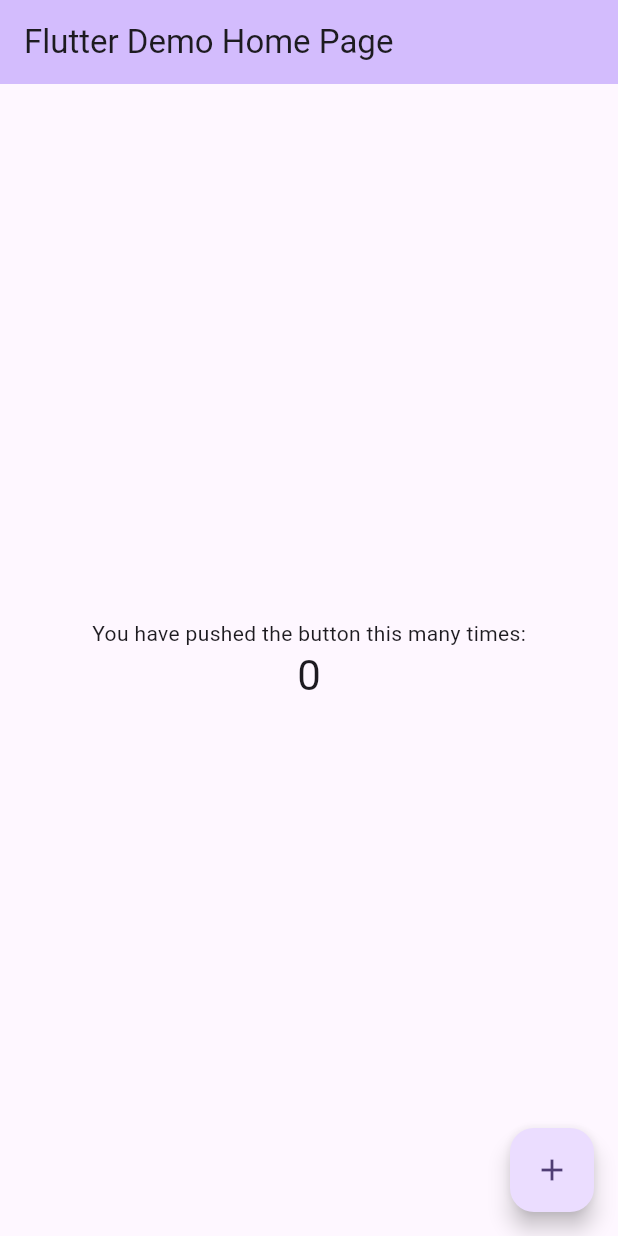
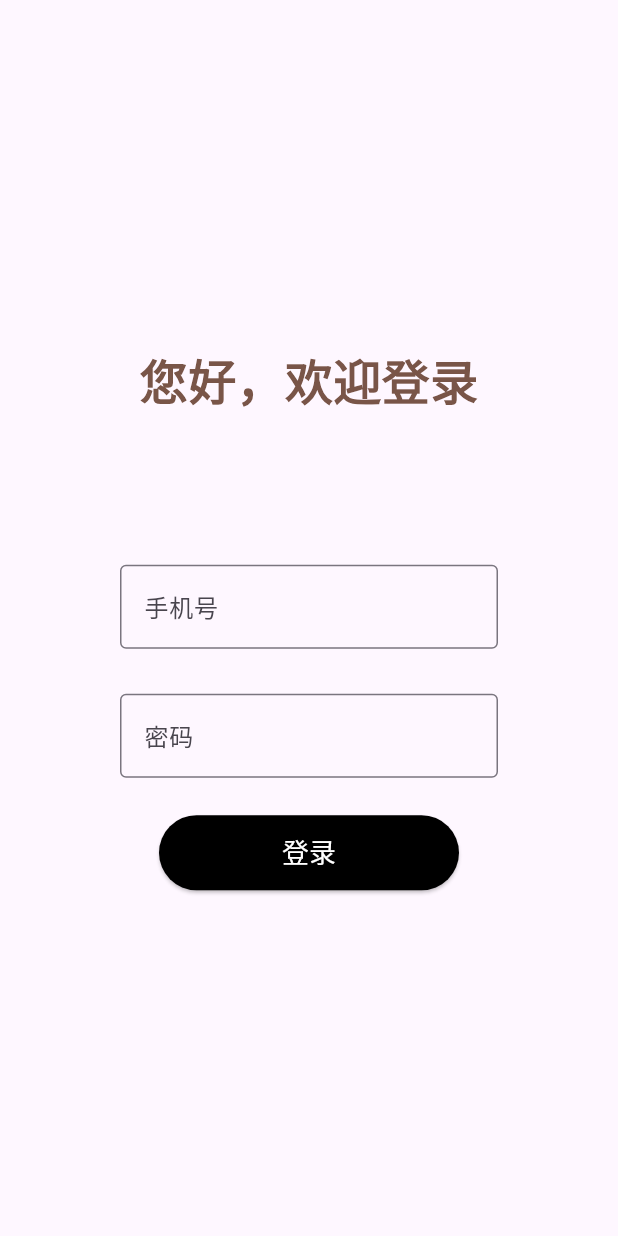
Before and after one commit to MissMyDearBear/just_do_it, a Flutter app: the screen it shows after launch, on a phone screen of 412 x 824 dp. Run offline on Flutter 3.47's test engine with Material 3 defaults, Android fonts, the phone set to English and light mode, and no system bars; our stand-ins replace drift; accounts and stored records are empty; generated files the repository leaves out were written again.

Commit message:
添加主页

```diff
--- /dev/null
+++ b/lib/account/IAccountRepository.dart
@@ -0,0 +1,12 @@
+import 'package:just_do_it/account/AccountMemRepository.dart';
+
+import '../db/AppDatabase.dart';
+
+abstract class IAccountRepository {
+
+  Future<void> addUser(String phone,String psd);
+
+  Future<User?>queryUserByPhone(String phone);
+}
+
+final account = AccountMemRepository();
--- a/lib/main.dart
+++ b/lib/main.dart
@@ -1,4 +1,7 @@
 import 'package:flutter/material.dart';
+import 'package:just_do_it/db/AppDatabase.dart';
+import 'package:just_do_it/page/HomePage.dart';
+import 'package:just_do_it/page/LoginPage.dart';
 
 void main() {
   runApp(const MyApp());
@@ -11,112 +14,14 @@ class MyApp extends StatelessWidget {
   @override
   Widget build(BuildContext context) {
     return MaterialApp(
-      title: 'Flutter Demo',
+      initialRoute: '/',
+      title: 'Bear Assist',
+      routes: {'/': (context) => LoginPage(), '/home': (context) => HomePage()},
       theme: ThemeData(
-        // This is the theme of your application.
-        //
-        // TRY THIS: Try running your application with "flutter run". You'll see
-        // the application has a purple toolbar. Then, without quitting the app,
-        // try changing the seedColor in the colorScheme below to Colors.green
-        // and then invoke "hot reload" (save your changes or press the "hot
-        // reload" button in a Flutter-supported IDE, or press "r" if you used
-        // the command line to start the app).
-        //
-        // Notice that the counter didn't reset back to zero; the application
-        // state is not lost during the reload. To reset the state, use hot
-        // restart instead.
-        //
-        // This works for code too, not just values: Most code changes can be
-        // tested with just a hot reload.
         colorScheme: ColorScheme.fromSeed(seedColor: Colors.deepPurple),
       ),
-      home: const MyHomePage(title: 'Flutter Demo Home Page'),
     );
   }
 }
 
-class MyHomePage extends StatefulWidget {
-  const MyHomePage({super.key, required this.title});
-
-  // This widget is the home page of your application. It is stateful, meaning
-  // that it has a State object (defined below) that contains fields that affect
-  // how it looks.
-
-  // This class is the configuration for the state. It holds the values (in this
-  // case the title) provided by the parent (in this case the App widget) and
-  // used by the build method of the State. Fields in a Widget subclass are
-  // always marked "final".
-
-  final String title;
-
-  @override
-  State<MyHomePage> createState() => _MyHomePageState();
-}
-
-class _MyHomePageState extends State<MyHomePage> {
-  int _counter = 0;
-
-  void _incrementCounter() {
-    setState(() {
-      // This call to setState tells the Flutter framework that something has
-      // changed in this State, which causes it to rerun the build method below
-      // so that the display can reflect the updated values. If we changed
-      // _counter without calling setState(), then the build method would not be
-      // called again, and so nothing would appear to happen.
-      _counter++;
-    });
-  }
-
-  @override
-  Widget build(BuildContext context) {
-    // This method is rerun every time setState is called, for instance as done
-    // by the _incrementCounter method above.
-    //
-    // The Flutter framework has been optimized to make rerunning build methods
-    // fast, so that you can just rebuild anything that needs updating rather
-    // than having to individually change instances of widgets.
-    return Scaffold(
-      appBar: AppBar(
-        // TRY THIS: Try changing the color here to a specific color (to
-        // Colors.amber, perhaps?) and trigger a hot reload to see the AppBar
-        // change color while the other colors stay the same.
-        backgroundColor: Theme.of(context).colorScheme.inversePrimary,
-        // Here we take the value from the MyHomePage object that was created by
-        // the App.build method, and use it to set our appbar title.
-        title: Text(widget.title),
-      ),
-      body: Center(
-        // Center is a layout widget. It takes a single child and positions it
-        // in the middle of the parent.
-        child: Column(
-          // Column is also a layout widget. It takes a list of children and
-          // arranges them vertically. By default, it sizes itself to fit its
-          // children horizontally, and tries to be as tall as its parent.
-          //
-          // Column has various properties to control how it sizes itself and
-          // how it positions its children. Here we use mainAxisAlignment to
-          // center the children vertically; the main axis here is the vertical
-          // axis because Columns are vertical (the cross axis would be
-          // horizontal).
-          //
-          // TRY THIS: Invoke "debug painting" (choose the "Toggle Debug Paint"
-          // action in the IDE, or press "p" in the console), to see the
-          // wireframe for each widget.
-          mainAxisAlignment: MainAxisAlignment.center,
-          children: <Widget>[
-            const Text('You have pushed the button this many times:'),
-            Text(
-              '$_counter',
-              style: Theme.of(context).textTheme.headlineMedium,
-            ),
-          ],
-        ),
-      ),
-      floatingActionButton: FloatingActionButton(
-        onPressed: _incrementCounter,
-        tooltip: 'Increment',
-        child: const Icon(Icons.add),
-      ), // This trailing comma makes auto-formatting nicer for build methods.
-    );
-  }
-}
+final database = AppDatabase();
--- /dev/null
+++ b/lib/page/LoginPage.dart
@@ -0,0 +1,160 @@
+import 'package:flutter/material.dart';
+import 'package:flutter/services.dart';
+import 'package:just_do_it/account/IAccountRepository.dart';
+import 'package:just_do_it/page/HomePage.dart';
+
+class LoginPage extends StatefulWidget {
+  const LoginPage({super.key});
+
+  @override
+  State<StatefulWidget> createState() {
+    return _LoginPageState();
+  }
+}
+
+class _LoginPageState extends State<LoginPage> {
+  final TextEditingController _phoneController = TextEditingController();
+  final TextEditingController _psdController = TextEditingController();
+  String? _phoneError; // 用于存储错误信息
+
+  void _validatePhone(String value) {
+    setState(() {
+      if (value.length != 11) {
+        _phoneError = "手机号必须为11位"; // 错误提示
+      } else {
+        _phoneError = null; // 清除错误提示
+      }
+    });
+  }
+
+  void _handleLogin() async {
+    try {
+      bool isSuccess = true;
+
+      // 登录逻辑处理
+      if (_phoneError == null && _phoneController.text.isNotEmpty) {
+        final user = await account.queryUserByPhone(_phoneController.text);
+
+        if (user == null) {
+          // 用户不存在，注册新用户
+          await account.addUser(_phoneController.text, _psdController.text);
+          isSuccess = true;
+        } else {
+          // 用户存在，验证密码
+          if (!_psdController.text.endsWith(user.password)) {
+            isSuccess = false;
+            setState(() {
+              ScaffoldMessenger.of(
+                context,
+              ).showSnackBar(SnackBar(content: Text("账号或密码错误")));
+            });
+            return;
+          }
+        }
+
+        if (isSuccess) {
+          setState(() {
+            ScaffoldMessenger.of(
+              context,
+            ).showSnackBar(SnackBar(content: Text("登录成功，欢迎回家！")));
+            Navigator.pushReplacement(
+              context,
+              MaterialPageRoute(builder: (context) => HomePage()),
+            );
+          });
+        }
+      } else {
+        // 提示用户输入正确的手机号
+        setState(() {
+          ScaffoldMessenger.of(
+            context,
+          ).showSnackBar(SnackBar(content: Text("请输入有效的手机号")));
+        });
+      }
+    } catch (e) {
+      print(e);
+      // 捕获异常并提示用户
+      setState(() {
+        ScaffoldMessenger.of(
+          context,
+        ).showSnackBar(SnackBar(content: Text("登录失败，请稍后重试")));
+      });
+    }
+  }
+
+  @override
+  Widget build(BuildContext context) {
+    return Scaffold(
+      body: Padding(
+        padding: const EdgeInsets.symmetric(horizontal: 80),
+        child: Column(
+          crossAxisAlignment: CrossAxisAlignment.center,
+          mainAxisAlignment: MainAxisAlignment.center,
+          children: [
+            Padding(
+              padding: const EdgeInsets.only(bottom: 100),
+              child: Center(
+                child: const Text(
+                  "您好，欢迎登录",
+                  style: TextStyle(
+                    fontSize: 32,
+                    color: Colors.brown,
+                    fontWeight: FontWeight.bold,
+                  ),
+                ),
+              ),
+            ),
+
+            TextField(
+              keyboardType: TextInputType.phone,
+              controller: _phoneController,
+              inputFormatters: [
+                FilteringTextInputFormatter.digitsOnly, // 只允许输入数字
+                LengthLimitingTextInputFormatter(11), // 限制最大长度为11位
+              ],
+              onChanged: _validatePhone,
+              decoration: InputDecoration(
+                hintText: "请输入手机号",
+                labelText: "手机号",
+                border: OutlineInputBorder(
+                  borderSide: BorderSide(color: Colors.black26),
+                ),
+                errorText: _phoneError,
+                // 显示错误信息
+                errorBorder: OutlineInputBorder(
+                  borderSide: BorderSide(color: Colors.red), // 红色边框
+                ),
+              ),
+            ),
+
+            const SizedBox(height: 30),
+            TextField(
+              controller: _psdController,
+              obscureText: true,
+              decoration: const InputDecoration(
+                hintText: "请输入密码",
+                labelText: "密码",
+                border: OutlineInputBorder(
+                  borderSide: BorderSide(color: Colors.black26),
+                ),
+              ),
+            ),
+
+            const SizedBox(height: 25),
+            ElevatedButton(
+              style: ButtonStyle(
+                backgroundColor: WidgetStateProperty.all(Colors.black),
+                minimumSize: WidgetStateProperty.all(const Size(200, 50)),
+              ),
+              onPressed: _handleLogin, // 按钮点击事件
+              child: const Text(
+                "登录",
+                style: TextStyle(color: Colors.white, fontSize: 18),
+              ),
+            ),
+          ],
+        ),
+      ),
+    );
+  }
+}
--- a/pubspec.yaml
+++ b/pubspec.yaml
@@ -34,10 +34,16 @@ dependencies:
   # The following adds the Cupertino Icons font to your application.
   # Use with the CupertinoIcons class for iOS style icons.
   cupertino_icons: ^1.0.8
+  drift: ^2.31.0
+  path_provider: ^2.1.1 # 使用最新稳定版本
+  path: ^1.8.0 # 使用最新稳定版本
+
 
 dev_dependencies:
   flutter_test:
     sdk: flutter
+  build_runner: ^2.11.1
+  drift_dev: ^2.16.0
 
   # The "flutter_lints" package below contains a set of recommended lints to
   # encourage good coding practices. The lint set provided by the package is
```
Also changed, not shown: lib/account/AccountDbRepository.dart (added, +22 -0 lines), lib/account/AccountMemRepository.dart (added, +18 -0 lines), lib/db/AppDatabase.dart (added, +24 -0 lines), lib/db/UserDb.dart (added, +14 -0 lines), lib/page/HomePage.dart (added, +32 -0 lines), lib/db/AppDatabase.g.dart (added), pubspec.lock, 3 other files.
